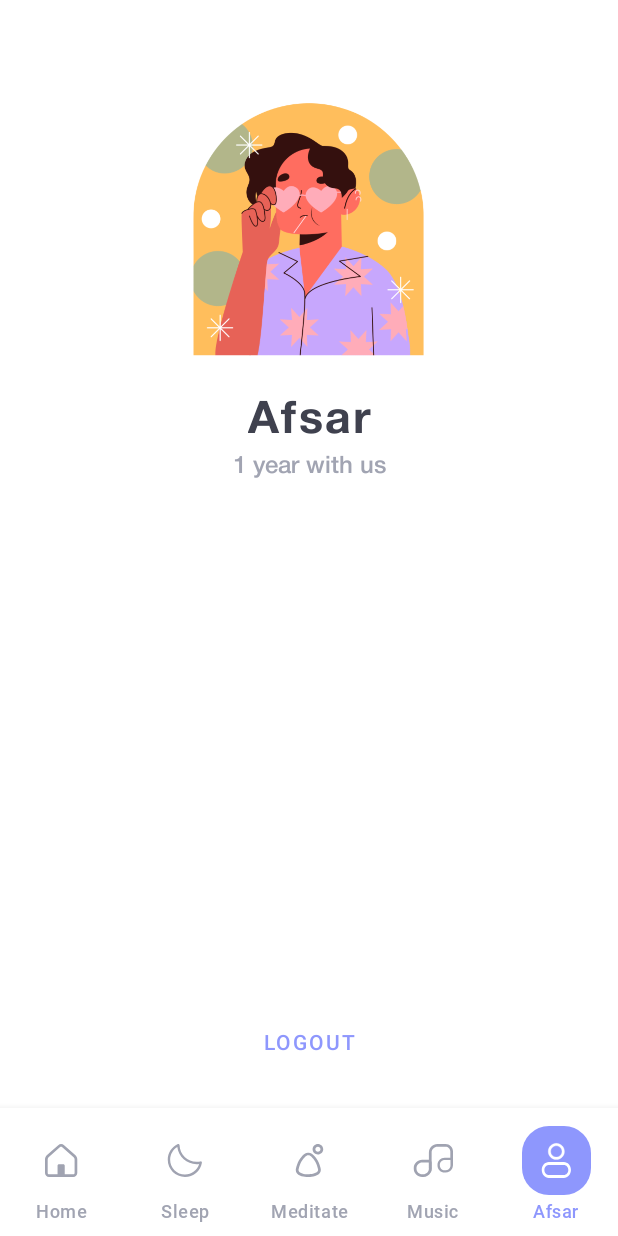
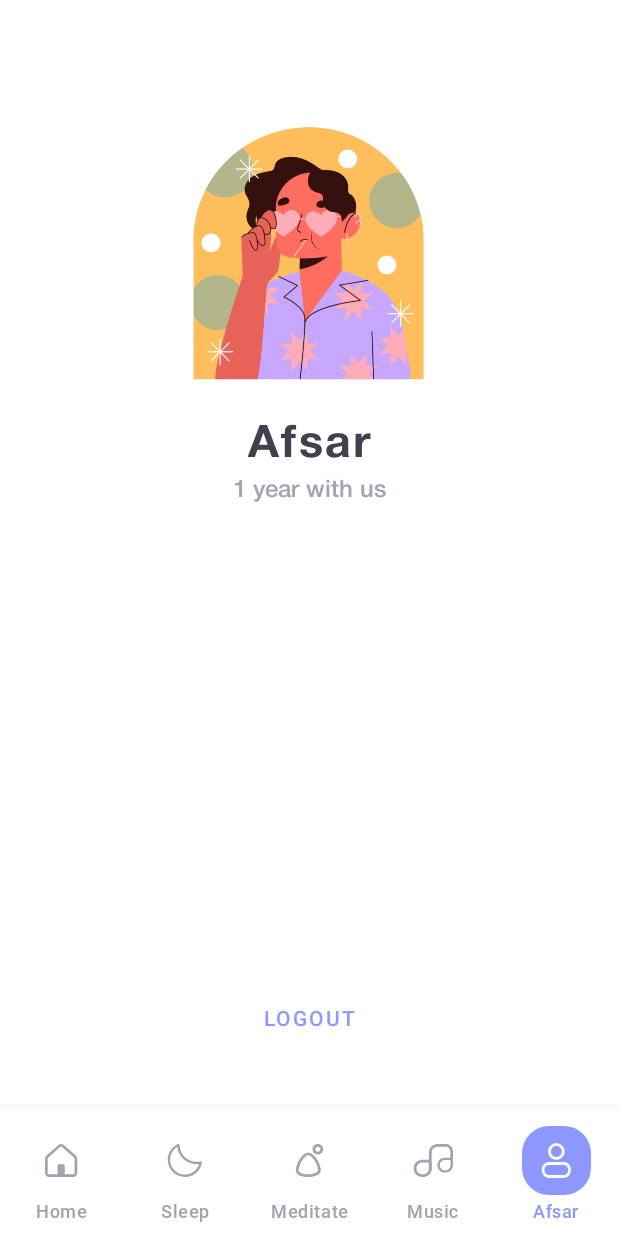
Before and after one commit to cah999/silent-moon, an Android app: the ProfileFragment screen opened through its navigation route, on a phone screen of 412 x 824 dp. Run offline under Robolectric (Android 15) with nearby library versions, the phone set to English and light mode, and no system bars; our stand-ins replace navigation-ui.

Commit message:
small screen hotfix

```diff
--- a/app/src/main/java/com/example/silentmoon/ui/profile/ProfileFragment.kt
+++ b/app/src/main/java/com/example/silentmoon/ui/profile/ProfileFragment.kt
@@ -7,6 +7,7 @@ import android.view.LayoutInflater
 import android.view.View
 import android.view.ViewGroup
 import androidx.fragment.app.Fragment
+import com.example.silentmoon.R
 import com.example.silentmoon.databinding.FragmentProfileBinding
 import com.example.silentmoon.ui.main.MainActivity
 
@@ -21,11 +22,21 @@ class ProfileFragment : Fragment() {
         savedInstanceState: Bundle?
     ): View {
         _binding = FragmentProfileBinding.inflate(inflater, container, false)
+
+        val sharedPreferences =
+            requireActivity().getSharedPreferences(getString(R.string.mysharedpref), MODE_PRIVATE)
+        var name = sharedPreferences.getString(
+            getString(R.string.name),
+            getString(R.string.default_nickname)
+        )
+        if (name != null) {
+            if (name.isEmpty()) {
+                name = getString(R.string.default_nickname)
+            }
+        }
+        binding.profileNickname.text = name
+
         binding.logoutBtn.setOnClickListener {
-            val sharedPreferences = requireActivity().getSharedPreferences(
-                getString(com.example.silentmoon.R.string.mysharedpref),
-                MODE_PRIVATE
-            )
             val editor = sharedPreferences.edit()
             editor.clear()
             editor.apply()
--- a/app/src/main/res/layout/activity_home.xml
+++ b/app/src/main/res/layout/activity_home.xml
@@ -2,6 +2,7 @@
 <androidx.constraintlayout.widget.ConstraintLayout xmlns:android="http://schemas.android.com/apk/res/android"
     xmlns:app="http://schemas.android.com/apk/res-auto"
     android:id="@+id/container"
+    android:fitsSystemWindows="true"
     android:layout_width="match_parent"
     android:layout_height="match_parent">
 
```
